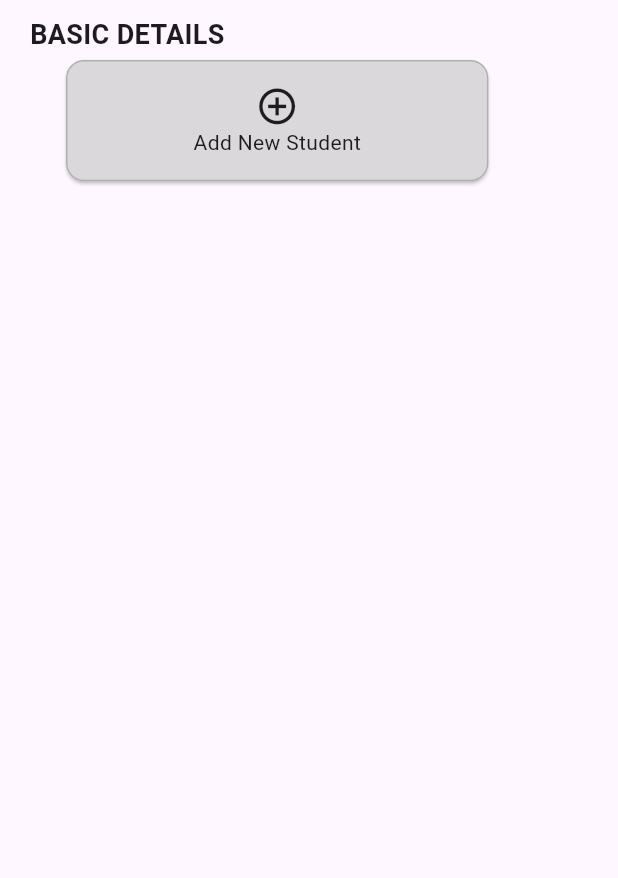
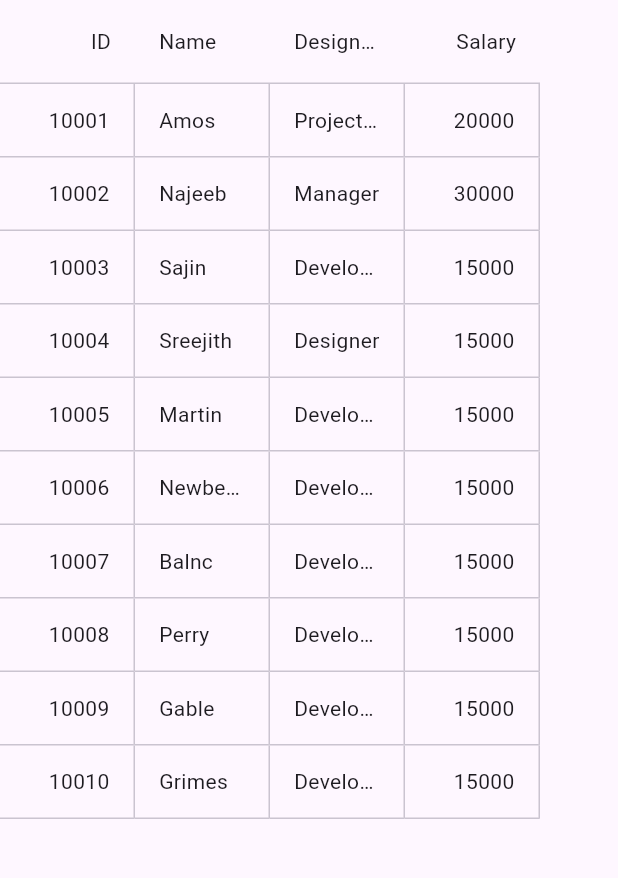
Before and after one commit to AmosPeterAlex/nexteons_study, a Flutter app: the FrameView screen opened directly, on a phone screen of 412 x 824 dp, the part 84-962 px from its top. Run offline on Flutter 3.47's test engine with Material 3 defaults, Android fonts, the phone set to English and light mode, and no system bars; drawn by our look-alikes of syncfusion_flutter_datagrid; our stand-ins replace dio, get, go_router, shared_preferences, url_strategy; accounts and stored records are empty; network calls fail.

Commit message:
syncfusion working

```diff
--- a/lib/routes.dart
+++ b/lib/routes.dart
@@ -1,5 +1,6 @@
 import 'package:go_router/go_router.dart';
 import 'package:nexteons_internship_task/screen/student/create/view.dart';
+import 'package:nexteons_internship_task/screen/student/data_grid/responsive/mac_data_grid.dart';
 import 'package:nexteons_internship_task/screen/student/data_grid/view.dart';
 import 'package:nexteons_internship_task/screen/student/list/view.dart';
 import 'package:nexteons_internship_task/screen/student/login/view.dart';
@@ -42,7 +43,7 @@ final router = GoRouter(
     GoRoute(
       name: RouteNames.gridPage,
       path: '/dataGrid',
-      builder: (context, state) => DataGridExample(),
+      builder: (context, state) => DataGridView(),
     )
   ],
 );
--- a/lib/screen/frame/controller/frame_controller.dart
+++ b/lib/screen/frame/controller/frame_controller.dart
@@ -1,4 +1,3 @@
-
 // import 'package:flutter/material.dart';
 import 'package:get/get.dart';
 // import 'package:go_router/go_router.dart';
@@ -8,8 +7,8 @@ import '../../../model/drawer_button_model.dart';
 
 class FrameController extends GetxController {
   RxList<DrawerButtonModel> drawerButton = [
-    // DrawerButtonModel("Add Details", RouteNames.homePage),
+    DrawerButtonModel("Add Details", RouteNames.homePage),
     DrawerButtonModel("Add Student", RouteNames.listPage),
-    DrawerButtonModel("Data Grid Example",RouteNames.gridPage )
+    DrawerButtonModel("Grid", RouteNames.gridPage)
   ].obs;
 }
--- /dev/null
+++ b/lib/screen/student/data_grid/controller/data_grid_controller.dart
@@ -0,0 +1,44 @@
+import 'package:get/get.dart';
+
+import '../../../../model/data_grid_model.dart';
+
+class DataGridControler extends GetxController {
+  RxList<Employee> getEmployeeData() {
+    return [
+      Employee(10001, 'Amos', 'Project Lead', 20000),
+      Employee(10002, 'Najeeb', 'Manager', 30000),
+      Employee(10003, 'Sajin', 'Developer', 15000),
+      Employee(10004, 'Sreejith', 'Designer', 15000),
+      Employee(10005, 'Martin', 'Developer', 15000),
+      Employee(10006, 'Newberry', 'Developer', 15000),
+      Employee(10007, 'Balnc', 'Developer', 15000),
+      Employee(10008, 'Perry', 'Developer', 15000),
+      Employee(10009, 'Gable', 'Developer', 15000),
+      Employee(10010, 'Grimes', 'Developer', 15000)
+    ].obs;
+  }
+  // late EmployeeDataSource employeeDataSource;
+
+  //   List<Employee> employees = <Employee>[];
+
+  // void initState() {
+  //   // super.initState();
+  //   employees = getEmployeeData();
+  //   employeeDataSource = EmployeeDataSource(employees: employees);
+  // }
+
+  // List<Employee> getEmployeeData() {
+  //   return [
+  //     Employee(10001, 'Amos', 'Project Lead', 20000),
+  //     Employee(10002, 'Najeeb', 'Manager', 30000),
+  //     Employee(10003, 'Sajin', 'Developer', 15000),
+  //     Employee(10004, 'Sreejith', 'Designer', 15000),
+  //     Employee(10005, 'Martin', 'Developer', 15000),
+  //     Employee(10006, 'Newberry', 'Developer', 15000),
+  //     Employee(10007, 'Balnc', 'Developer', 15000),
+  //     Employee(10008, 'Perry', 'Developer', 15000),
+  //     Employee(10009, 'Gable', 'Developer', 15000),
+  //     Employee(10010, 'Grimes', 'Developer', 15000)
+  //   ];
+  // }
+}
--- /dev/null
+++ b/lib/screen/student/data_grid/responsive/mac_data_grid.dart
@@ -0,0 +1,99 @@
+import 'package:flutter/material.dart';
+import 'package:nexteons_internship_task/model/data_grid_model.dart';
+import 'package:nexteons_internship_task/screen/student/data_grid/controller/data_grid_controller.dart';
+import 'package:nexteons_internship_task/screen/student/data_grid/controller/data_source.dart';
+import 'package:syncfusion_flutter_datagrid/datagrid.dart';
+
+class MacDataGrid extends StatefulWidget {
+  final DataGridControler controler = DataGridControler();
+  // final DataGridControler controler;
+  MacDataGrid({
+    super.key,
+    // required this.controler
+  });
+
+  @override
+  State<MacDataGrid> createState() => _MacDataGridState();
+}
+
+class _MacDataGridState extends State<MacDataGrid> {
+  // final DataGridController controller = DataGridController();
+
+  late EmployeeDataSource employeeDataSource;
+
+  List<Employee> employees = <Employee>[];
+
+  @override
+  void initState() {
+    employees = widget.controler.getEmployeeData();
+    employeeDataSource = EmployeeDataSource(employees: employees);
+    super.initState();
+  }
+
+  // List<Employee> getEmployeeData() {
+  //   return [
+  //     Employee(10001, 'Amos', 'Project Lead', 20000),
+  //     Employee(10002, 'Najeeb', 'Manager', 30000),
+  //     Employee(10003, 'Sajin', 'Developer', 15000),
+  //     Employee(10004, 'Sreejith', 'Designer', 15000),
+  //     Employee(10005, 'Martin', 'Developer', 15000),
+  //     Employee(10006, 'Newberry', 'Developer', 15000),
+  //     Employee(10007, 'Balnc', 'Developer', 15000),
+  //     Employee(10008, 'Perry', 'Developer', 15000),
+  //     Employee(10009, 'Gable', 'Developer', 15000),
+  //     Employee(10010, 'Grimes', 'Developer', 15000)
+  //   ];
+  // }
+
+  @override
+  Widget build(BuildContext context) {
+    return Scaffold(
+      body: SfDataGrid(
+        gridLinesVisibility: GridLinesVisibility.both,
+        // allowColumnsDragging: true,allowEditing: true,
+        // headerGridLinesVisibility: GridLinesVisibility.both,
+        source: employeeDataSource,
+        columns: [
+          GridColumn(
+              columnName: 'id',
+              label: Container(
+                  padding: EdgeInsets.symmetric(horizontal: 16.0),
+                  alignment: Alignment.centerRight,
+                  child: Text(
+                    'ID',
+                    overflow: TextOverflow.ellipsis,
+                  ))),
+          GridColumn(
+              columnName: 'name',
+              label: Container(
+                  padding: EdgeInsets.symmetric(horizontal: 16.0),
+                  alignment: Alignment.centerLeft,
+                  child: Text(
+                    'Name',
+                    overflow: TextOverflow.ellipsis,
+                  ))),
+          GridColumn(
+              columnName: 'designation',
+              label: Container(
+                  padding: EdgeInsets.symmetric(horizontal: 16.0),
+                  alignment: Alignment.centerLeft,
+                  child: Text(
+                    'Designation',
+                    overflow: TextOverflow.ellipsis,
+                  ))),
+          GridColumn(
+              columnName: 'salary',
+              label: Container(
+                  padding: EdgeInsets.symmetric(horizontal: 16.0),
+                  alignment: Alignment.centerRight,
+                  child: Text(
+                    'Salary',
+                    overflow: TextOverflow.ellipsis,
+                  ))),
+        ],
+        selectionMode: SelectionMode.multiple,
+        // controller: controller,
+      ),
+    );
+  }
+}
--- a/lib/screen/student/login/controller/login_controller.dart
+++ b/lib/screen/student/login/controller/login_controller.dart
@@ -42,7 +42,7 @@ class LoginControler extends GetxController {
       }
     };
     // email & password
-    // developer.fayizalinp@gmail.com  0RneWfb0
+    // developer.fayizalinp@gmail.com 0RneWfb0
     // 0RneWfb0
     try {
       final response = await loginService.logService(payload);
--- a/pubspec.yaml
+++ b/pubspec.yaml
@@ -40,7 +40,7 @@ dependencies:
   url_strategy: ^0.2.0
   dio: ^5.4.3+1
   shared_preferences: ^2.2.3
-  syncfusion_flutter_datagrid: ^24.1.47
+  syncfusion_flutter_datagrid: ^25.2.5
 
 dev_dependencies:
   flutter_test:
```
Also changed, not shown: lib/screen/student/data_grid/responsive/ipad_data_grid.dart (added, +89 -0 lines), lib/screen/student/data_grid/responsive/iphone_data_grid.dart (added, +89 -0 lines), lib/screen/student/data_grid/view.dart (+10 -81 lines), lib/screen/student/data_grid/controller/data_source.dart (renamed from lib/screen/student/data_grid/data_source.dart), pubspec.lock.
